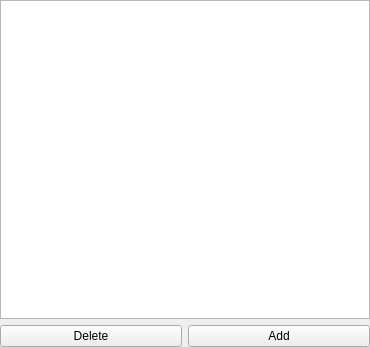
Qt form Passtore/ResourcesListWidget.ui (ElwooD07/Passtore) before a commit.
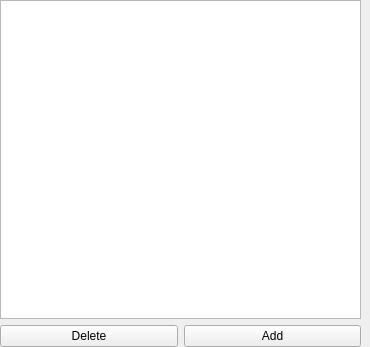
The same form after that commit.

Commit message: Updated GUI, added splitter on main windows, added stdafx, tested blur for the password

Patch:
```diff
--- a/Passtore/ResourcesListWidget.ui
+++ b/Passtore/ResourcesListWidget.ui
@@ -21,7 +21,7 @@
     <number>0</number>
    </property>
    <property name="rightMargin">
-    <number>0</number>
+    <number>9</number>
    </property>
    <property name="bottomMargin">
     <number>0</number>
```
The commit also changes 7 other files.
